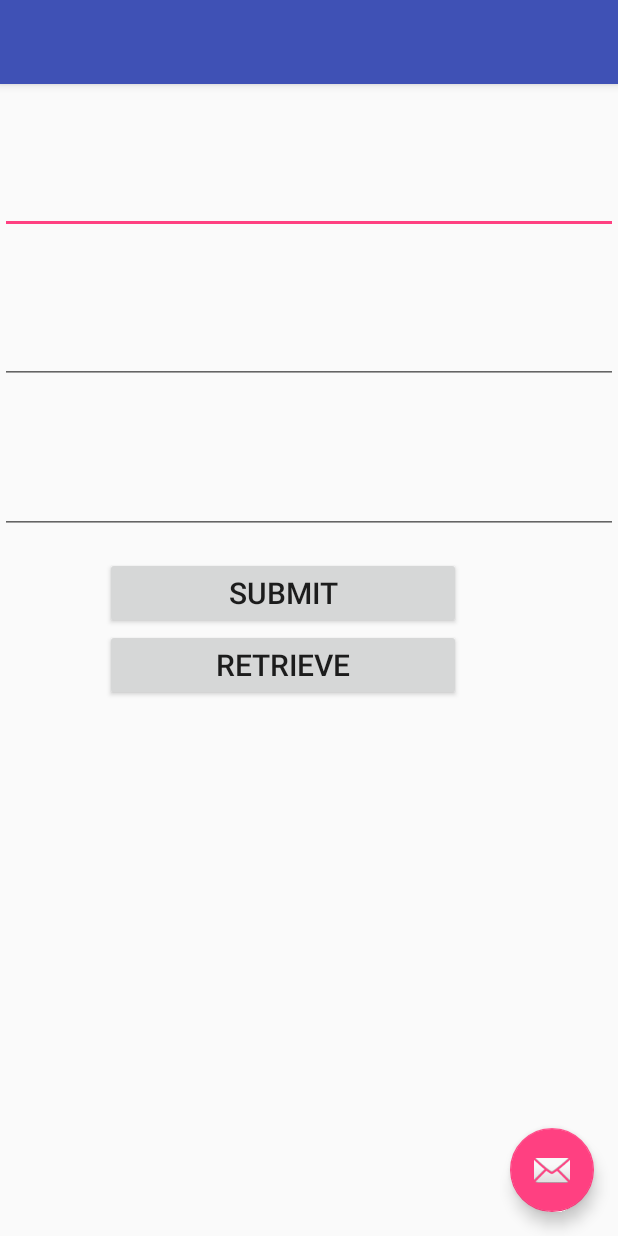
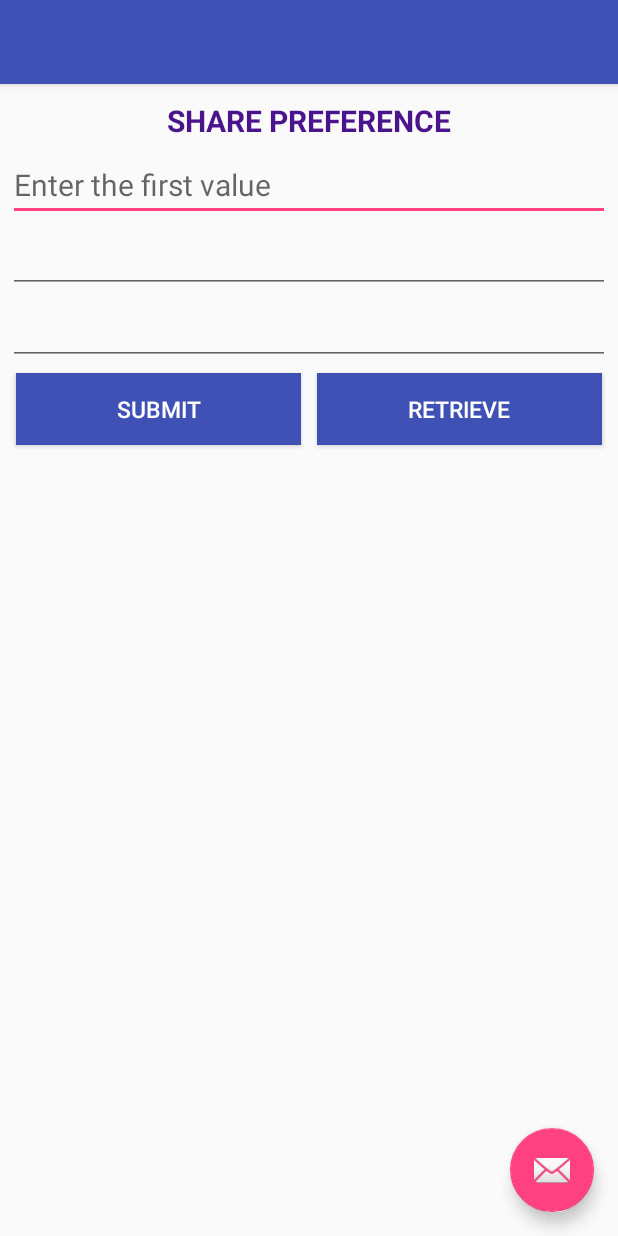
Before and after one commit to agira-gowtham/Android-training, an Android app: the screen it shows after launch (MainActivity), on a phone screen of 412 x 824 dp. Run offline under Robolectric (Android 15) with nearby library versions, the phone set to English and light mode, and no system bars.

Commit message:
UI Alignment changes..

```diff
--- a/app/src/main/res/layout/content_main3.xml
+++ b/app/src/main/res/layout/content_main3.xml
@@ -11,36 +11,65 @@
 
     <LinearLayout
         android:layout_width="match_parent"
-        android:layout_height="315dp"
+        android:layout_height="wrap_content"
+        android:layout_margin="5dp"
         android:orientation="vertical">
-        <EditText
+
+        <TextView
             android:layout_width="match_parent"
-            android:layout_height="100dp"
+            android:layout_height="wrap_content"
+            android:text="Share Preference"
+            android:textSize="20dp"
+            android:layout_margin="5dp"
+            android:textAlignment="center"
+            android:textAllCaps="true"
+            android:textColor="#4a148c"
+            android:textStyle="bold"
+            />
+
+        <android.support.v7.widget.AppCompatEditText
+            android:layout_width="match_parent"
+            android:layout_height="wrap_content"
             android:id="@+id/editext"
+            android:hint="Enter the first value"
             android:textSize="20dp"/>
-        <EditText
+        <android.support.v7.widget.AppCompatEditText
             android:layout_width="match_parent"
-            android:layout_height="100dp"
+            android:layout_height="wrap_content"
             android:id="@+id/editext2"
+
             android:textSize="20dp"/>
-        <EditText
+        <android.support.v7.widget.AppCompatEditText
+            android:layout_height="wrap_content"
             android:layout_width="match_parent"
-            android:layout_height="100dp"
             android:id="@+id/editext3"
             android:textSize="20dp"/>
-    </LinearLayout>
+
+        <LinearLayout
+            android:layout_width="match_parent"
+            android:layout_height="wrap_content">
+
+
     <android.support.v7.widget.AppCompatButton
-        android:layout_width="237dp"
+        android:layout_width="0dp"
+        android:textColor="@android:color/white"
+        android:layout_margin="5dp"
+        android:layout_weight="1"
+        android:background="@color/colorPrimary"
         android:layout_height="wrap_content"
-        android:layout_marginLeft="70dp"
         android:text="Submit"
-        android:textSize="20dp"
+        android:textSize="15dp"
         android:id="@+id/button"/>
     <android.support.v7.widget.AppCompatButton
-        android:layout_width="237dp"
+        android:layout_width="0dp"
+        android:layout_weight="1"
+        android:textColor="@android:color/white"
         android:layout_height="wrap_content"
-        android:layout_marginLeft="70dp"
+        android:background="@color/colorPrimary"
+        android:layout_margin="5dp"
         android:text="Retrieve"
-        android:textSize="20dp"
+        android:textSize="15dp"
         android:id="@+id/button2"/>
+        </LinearLayout>
+    </LinearLayout>
 </LinearLayout>
```
